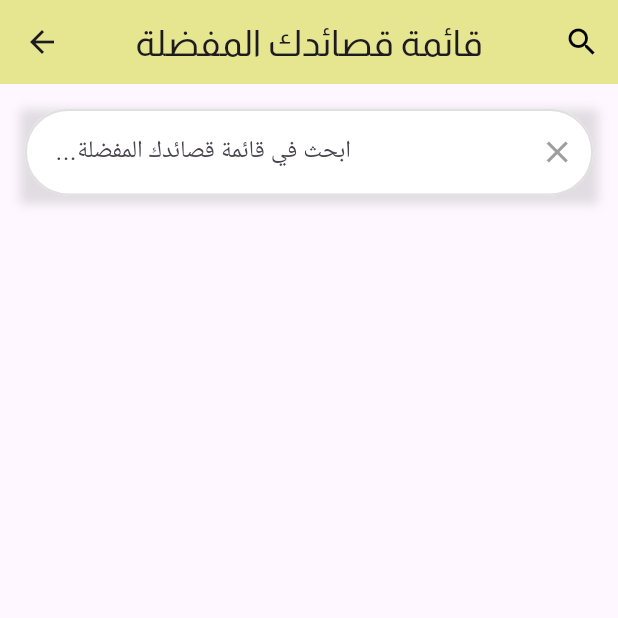
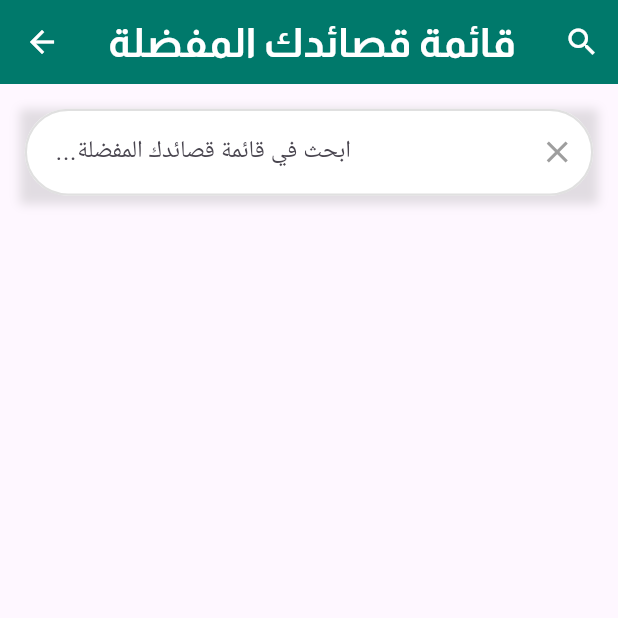
Before and after one commit to medlemine4/poesie_app, a Flutter app: the FavoritePoemsPage screen opened directly, on a phone screen of 412 x 824 dp, the top half of it. Run offline on Flutter 3.47's test engine with Material 3 defaults, Android fonts, the phone set to English and light mode, and no system bars; our stand-ins replace photo_view, shared_preferences; missing offline and left inert: mongo_dart; accounts and stored records are empty; Roboto replaces fonts that are missing (Amiri).

```diff
--- a/poesie_app/lib/screens/FavoritePoemsPage.dart
+++ b/poesie_app/lib/screens/FavoritePoemsPage.dart
@@ -60,17 +60,27 @@ class _FavoritePoemsPageState extends State<FavoritePoemsPage> {
 
     return Scaffold(
       appBar: AppBar(
-        title: Text(
-          'قائمة قصائدك المفضلة',
-          style: TextStyle(fontFamily: 'Almarai', fontSize: 24.0),
+        title: FittedBox(
+          fit: BoxFit.scaleDown,
+          child: Text(
+            'قائمة قصائدك المفضلة',
+            style: TextStyle(
+                fontSize: 27.0,
+                fontFamily: 'Almarai',
+                fontWeight: FontWeight.bold,
+                color: Colors.white),
+          ),
+        ),
+        iconTheme: IconThemeData(
+          color: Colors.white,
         ),
         centerTitle: true,
-        backgroundColor: Color.fromARGB(255, 230, 230, 145),
+        backgroundColor: Colors.teal[700],
         actions: [
           IconButton(
             icon: Icon(
               Icons.search,
-              color: Colors.black,
+              color: Colors.white,
             ),
             onPressed: () {
               Navigator.push(
@@ -109,7 +119,6 @@ class _FavoritePoemsPageState extends State<FavoritePoemsPage> {
                     borderRadius: BorderRadius.circular(30.0),
                     borderSide: BorderSide.none,
                   ),
-                  // prefixIcon: Icon(Icons.search, color: Colors.grey),
                   suffixIcon: IconButton(
                     onPressed: () {
                       setState(() {
@@ -202,6 +211,7 @@ class _FavoritePoemsPageState extends State<FavoritePoemsPage> {
                           },
                           child: Card(
                             elevation: 4,
+                            color: Colors.teal[50],
                             child: Padding(
                               padding: EdgeInsets.all(16.0),
                               child: Column(
@@ -214,19 +224,8 @@ class _FavoritePoemsPageState extends State<FavoritePoemsPage> {
                                       Row(
                                         children: [
                                           IconButton(
-                                            icon: Icon(
-                                              isFavorite
-                                                  ? Icons.favorite
-                                                  : Icons.favorite_border,
-                                              color: Colors.red,
-                                            ),
-                                            onPressed: () {
-                                              toggleFavorite(poemId);
-                                            },
-                                          ),
-                                          IconButton(
                                             icon: Icon(Icons.info,
-                                                color: Colors.black),
+                                                color: Colors.teal[900]),
                                             onPressed: () {
                                               Navigator.push(
                                                 context,
@@ -237,6 +236,19 @@ class _FavoritePoemsPageState extends State<FavoritePoemsPage> {
                                                   ),
                                                 ),
                                               );
+                                            },
+                                          ),
+                                          IconButton(
+                                            icon: Icon(
+                                              isFavorite
+                                                  ? Icons.favorite
+                                                  : Icons.favorite_border,
+                                              color: isFavorite
+                                                  ? Colors.red
+                                                  : Colors.teal[900],
+                                            ),
+                                            onPressed: () {
+                                              toggleFavorite(poemId);
                                             },
                                           ),
                                         ],
@@ -251,19 +263,21 @@ class _FavoritePoemsPageState extends State<FavoritePoemsPage> {
                                               fontSize: 20.0,
                                               fontWeight: FontWeight.bold,
                                               fontFamily: 'Almarai',
+                                              color: Colors.teal[900],
                                             ),
                                           ),
                                           Text(
                                             'البحر: $alBaher',
                                             style: TextStyle(
                                                 fontSize: 16,
-                                                fontFamily: 'Almarai'),
+                                                fontFamily: 'Almarai',color: Colors.teal[900]),
                                           ),
                                           Text(
                                             'الروي : $rawy',
                                             style: TextStyle(
                                                 fontSize: 16,
-                                                fontFamily: 'Almarai'),
+                                                fontFamily: 'Almarai',
+                                                color: Colors.teal[900]),
                                           ),
                                         ],
                                       ),
--- a/poesie_app/lib/screens/favorite_authors_page.dart
+++ b/poesie_app/lib/screens/favorite_authors_page.dart
@@ -152,7 +152,7 @@ class _FavoriteAuthorsPageState extends State<FavoriteAuthorsPage> {
               ),
             ),
           ),
-          SizedBox(height: screenHeight * 0.04), // Add a bit more space
+          SizedBox(height: screenHeight * 0.04),
           Expanded(
             child: FutureBuilder<List<Map<String, dynamic>>>(
               future: MongoDataBase.getPoetDetailsList(),
```
